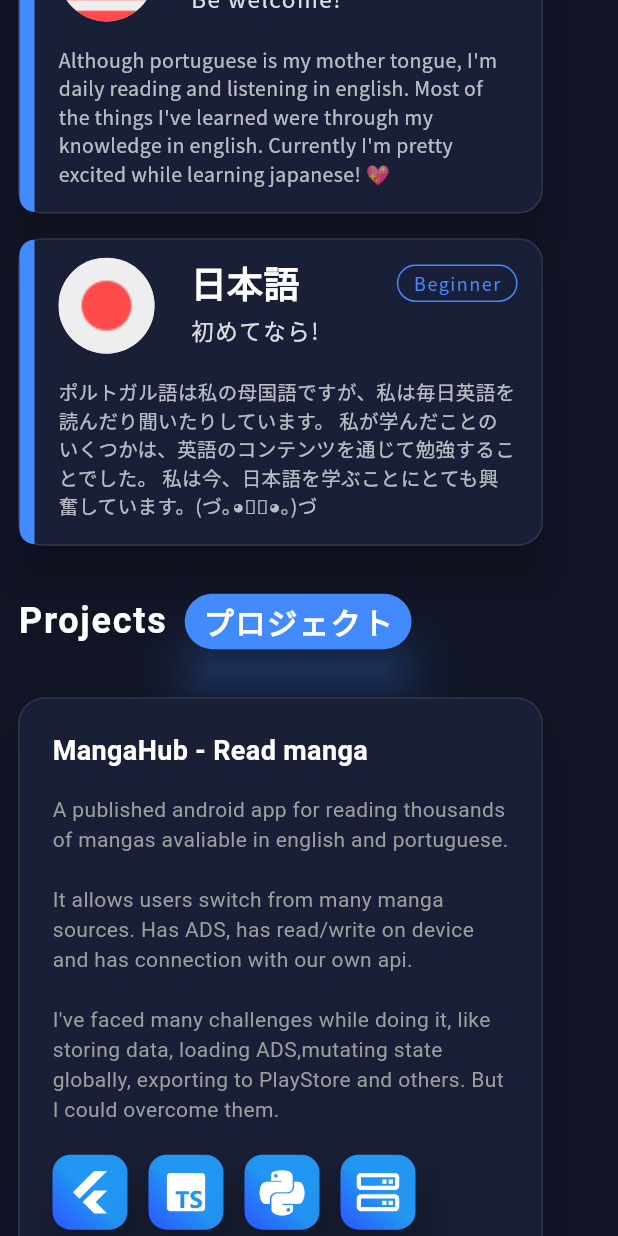
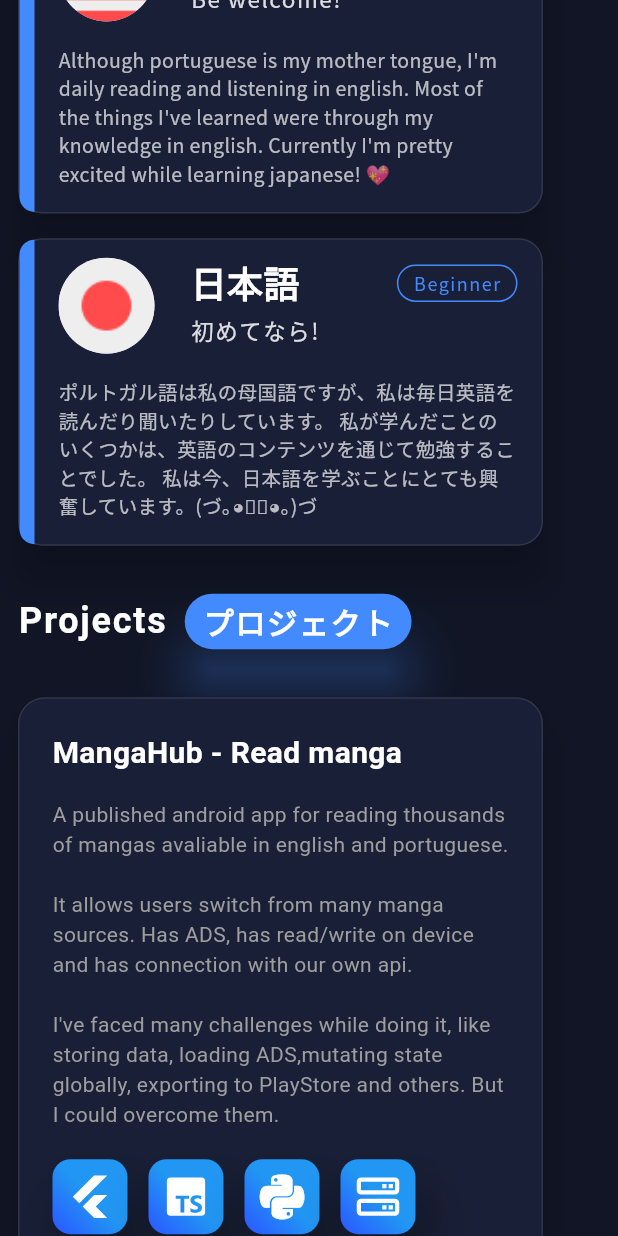
Before and after one commit to gotneb/portfolio, a Flutter app: the screen it shows after launch, scrolled down 1728 dp, on a phone screen of 412 x 824 dp. Run offline on Flutter 3.47's test engine with Material 3 defaults, Android fonts, the phone set to English and light mode, and no system bars; drawn by our look-alikes of animated_text_kit; our stand-ins replace font_awesome_flutter, gap, google_fonts, icons_plus.

Commit message:
fix: forever repeating my job position text effect

```diff
--- a/lib/style.dart
+++ b/lib/style.dart
@@ -97,7 +97,7 @@ class Style {
   // ********************************************************
   static final titleProject = GoogleFonts.roboto(
     color: mainColor,
-    fontSize: 18,
+    fontSize: 20,
     fontWeight: FontWeight.bold,
   );
 
--- a/lib/views/home/section_about.dart
+++ b/lib/views/home/section_about.dart
@@ -63,8 +63,7 @@ class AboutSection extends StatelessWidget {
                               curve: Curves.ease,
                               speed: const Duration(milliseconds: 300),
                             ),
-                        ],
-                      )),
+                          ])),
                   const Gap(8),
                   Flexible(child: Text(Me.about, style: Style.normalStyle)),
                 ])));
```
Lines whose indentation alone changed are shown as unchanged.
